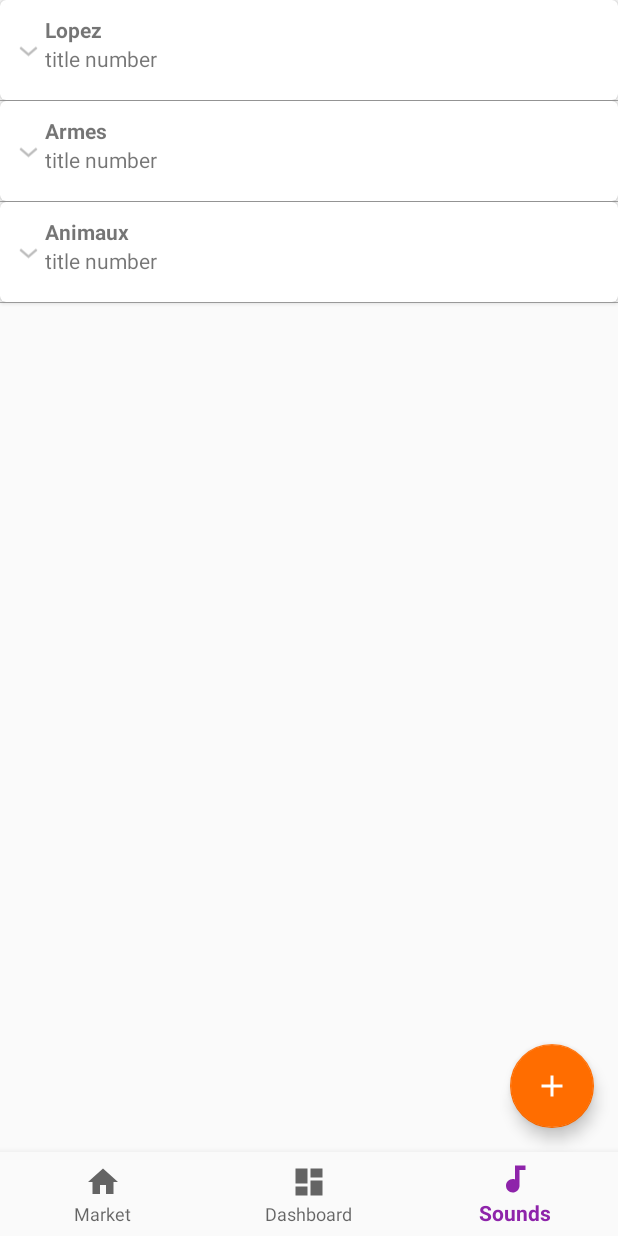
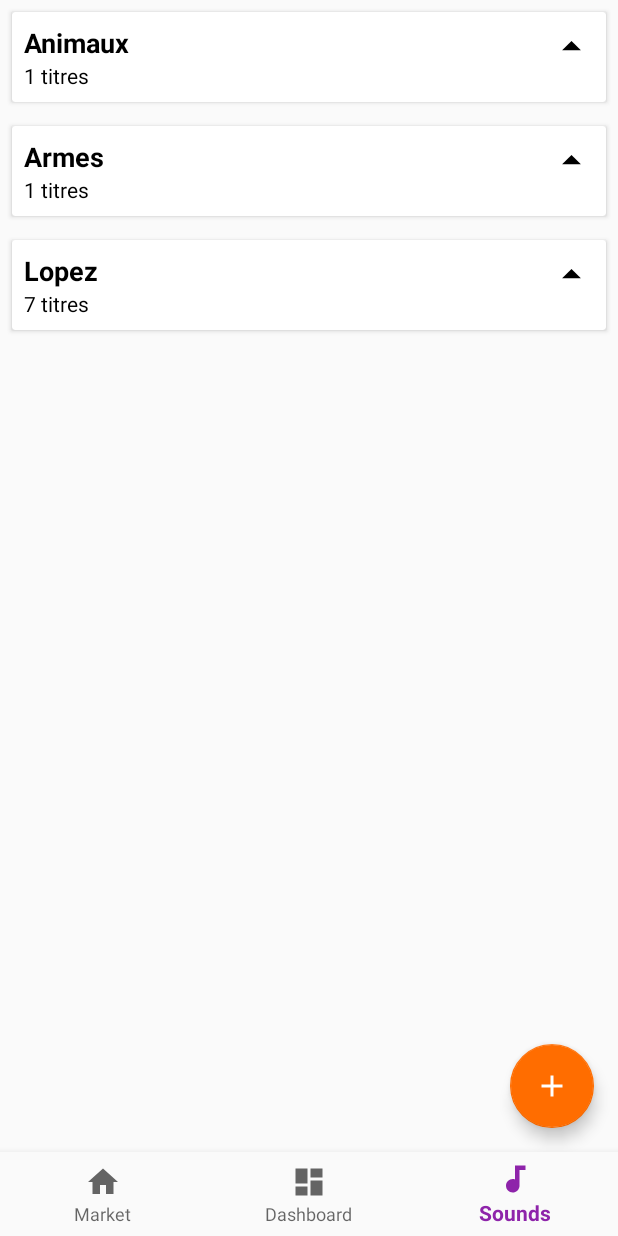
Before and after one commit to Namhto/android-sound-box-maker, an Android app: the screen it shows after launch (HomePageActivity), item 3 of the bottom bar chosen, on a phone screen of 412 x 824 dp. Run offline under Robolectric (Android 15) with nearby library versions, the phone set to English and light mode, and no system bars; our stand-ins replace ButterKnife.

Commit message:
Change sound listView to recycleview

```diff
--- a/app/src/main/java/com/maxtho/soundboxmaker/homepage/soundtab/SoundFragment.java
+++ b/app/src/main/java/com/maxtho/soundboxmaker/homepage/soundtab/SoundFragment.java
@@ -6,20 +6,18 @@ import android.net.Uri;
 import android.os.Bundle;
 import android.support.design.widget.FloatingActionButton;
 import android.support.v4.app.Fragment;
+import android.support.v7.widget.LinearLayoutManager;
+import android.support.v7.widget.RecyclerView;
 import android.view.LayoutInflater;
 import android.view.View;
 import android.view.ViewGroup;
-import android.widget.ExpandableListView;
 
 import com.maxtho.soundboxmaker.R;
-import com.maxtho.soundboxmaker.homepage.soundtab.adapter.SoundCategorieExpandableListAdapter;
+import com.maxtho.soundboxmaker.homepage.soundtab.adapter.CategorieRecycleViewAdapter;
 import com.maxtho.soundboxmaker.homepage.soundtab.data.SoundsDataPump;
 import com.maxtho.soundboxmaker.homepage.soundtab.fragment.AddSoundBottomSheetFragment;
-import com.maxtho.soundboxmaker.model.entity.Sound;
+import com.maxtho.soundboxmaker.model.entity.SoundCategorie;
 
-import java.io.IOException;
-import java.util.ArrayList;
-import java.util.HashMap;
 import java.util.List;
 
 import butterknife.BindView;
@@ -28,16 +26,24 @@ import butterknife.OnClick;
 
 public class SoundFragment extends Fragment {
 
-    @BindView(R.id.expandableListView_categorie_sounds)
-    ExpandableListView expandableListView;
+    //@BindView(R.id.expandableListView_categorie_sounds)
+    //ExpandableListView expandableListView;
+
+    @BindView(R.id.rv_categorie_sounds)
+    RecyclerView recyclerViewCategorie;
 
     @BindView(R.id.floatingButton_addSound)
     FloatingActionButton floatingActionButtonAddSound;
 
     private Context context;
+    List<SoundCategorie> listSoundCategorie;
 
+    /*
     List<String> expandableListTitle;
     HashMap<String, List<Sound>> expandableListDetail;
+    */
+    private CategorieRecycleViewAdapter categorieRecycleViewAdapter;
+
 
     private MediaPlayer mp;
 
@@ -72,17 +78,32 @@ public class SoundFragment extends Fragment {
 
         context = this.getContext();
 
+        recyclerViewCategorie.setLayoutManager(new LinearLayoutManager(getContext()));
+        categorieRecycleViewAdapter = new CategorieRecycleViewAdapter(this.getContext(), SoundsDataPump.getListData());
+        recyclerViewCategorie.setAdapter(categorieRecycleViewAdapter);
+
+
+        /*
         expandableListDetail = SoundsDataPump.getData();
         expandableListTitle = new ArrayList<String>(expandableListDetail.keySet());
+*/
+
+        /*
+        CategorieSoundAdapter categorieSoundAdapter = new CategorieSoundAdapter(context, 0, getListData());
+        lv_categorieSoundListView.setAdapter(categorieSoundAdapter);
+*/
+
+
+        /*
         SoundCategorieExpandableListAdapter expandableListAdapter = new SoundCategorieExpandableListAdapter(context, expandableListTitle, expandableListDetail);
         expandableListView.setAdapter(expandableListAdapter);
         expandableListView.setOnGroupExpandListener(new ExpandableListView.OnGroupExpandListener() {
 
             @Override
             public void onGroupExpand(int groupPosition) {
-                /*Toast.makeText(context,
+                Toast.makeText(context,
                         expandableListTitle.get(groupPosition) + " List Expanded.",
-                        Toast.LENGTH_SHORT).show();*/
+                        Toast.LENGTH_SHORT).show();
             }
         });
 
@@ -90,9 +111,9 @@ public class SoundFragment extends Fragment {
 
             @Override
             public void onGroupCollapse(int groupPosition) {
-                /*Toast.makeText(context,
+                Toast.makeText(context,
                         expandableListTitle.get(groupPosition) + " List Collapsed.",
-                        Toast.LENGTH_SHORT).show();*/
+                        Toast.LENGTH_SHORT).show();
 
             }
         });
@@ -119,6 +140,8 @@ public class SoundFragment extends Fragment {
                 return false;
             }
         });
+
+        */
 
 
         return v;
--- /dev/null
+++ b/app/src/main/java/com/maxtho/soundboxmaker/homepage/soundtab/adapter/CategorieRecycleViewAdapter.java
@@ -0,0 +1,71 @@
+package com.maxtho.soundboxmaker.homepage.soundtab.adapter;
+
+import android.content.Context;
+import android.media.MediaPlayer;
+import android.support.annotation.NonNull;
+import android.support.v7.widget.RecyclerView;
+import android.view.LayoutInflater;
+import android.view.View;
+import android.view.ViewGroup;
+import android.widget.TextView;
+
+import com.maxtho.soundboxmaker.R;
+import com.maxtho.soundboxmaker.homepage.soundtab.holder.CategorieViewHolder;
+import com.maxtho.soundboxmaker.model.entity.Sound;
+import com.maxtho.soundboxmaker.model.entity.SoundCategorie;
+
+import java.util.List;
+
+public class CategorieRecycleViewAdapter extends RecyclerView.Adapter<CategorieViewHolder> {
+
+    private Context context;
+
+    private List<SoundCategorie> categorieList;
+
+    private MediaPlayer mp;
+
+    public CategorieRecycleViewAdapter(Context c, List<SoundCategorie> categorieList) {
+        this.categorieList = categorieList;
+        this.context = c;
+    }
+
+    @NonNull
+    @Override
+    public CategorieViewHolder onCreateViewHolder(@NonNull ViewGroup parent, int viewType) {
+        View view = LayoutInflater.from(parent.getContext())
+                .inflate(R.layout.list_item_categorie, parent, false);
+        return new CategorieViewHolder(parent.getContext(), view);
+    }
+
+    @Override
+    public void onBindViewHolder(@NonNull CategorieViewHolder holder, int position) {
+
+        SoundCategorie categorie = categorieList.get(position);
+
+        holder.title.setText(categorie.getTitle());
+        holder.categorie_number.setText(categorie.getSoundList().size() + " titres");
+
+        for (final Sound s : categorie.getSoundList()) {
+
+            TextView tv = new TextView(context);
+            tv.setText(s.getName());
+            tv.setOnClickListener(new View.OnClickListener() {
+                @Override
+                public void onClick(View view) {
+                    if (mp != null) mp.stop();
+                    mp = MediaPlayer.create(view.getContext(), Integer.parseInt(s.getSoundReference()));
+                    mp.start();
+                }
+            });
+
+            holder.layout_sounds.addView(tv);
+        }
+
+    }
+
+    @Override
+    public int getItemCount() {
+        return categorieList.size();
+    }
+
+}
--- a/app/src/main/java/com/maxtho/soundboxmaker/homepage/soundtab/adapter/SoundCategorieExpandableListAdapter.java
+++ /dev/null
@@ -1,116 +0,0 @@
-package com.maxtho.soundboxmaker.homepage.soundtab.adapter;
-
-import android.content.Context;
-import android.graphics.Typeface;
-import android.view.LayoutInflater;
-import android.view.View;
-import android.view.ViewGroup;
-import android.widget.BaseExpandableListAdapter;
-import android.widget.TextView;
-
-import com.maxtho.soundboxmaker.R;
-import com.maxtho.soundboxmaker.model.entity.Sound;
-
-import java.util.HashMap;
-import java.util.List;
-
-public class SoundCategorieExpandableListAdapter extends BaseExpandableListAdapter {
-
-    private Context context;
-    private List<String> expandableListCategorie;
-    private HashMap<String, List<Sound>> expandableListSounds;
-
-    public SoundCategorieExpandableListAdapter(Context context, List<String> expandableListTitle,
-                                       HashMap<String, List<Sound>> expandableListDetail) {
-        this.context = context;
-        this.expandableListCategorie = expandableListTitle;
-        this.expandableListSounds = expandableListDetail;
-    }
-
-    @Override
-    public Object getChild(int listPosition, int expandedListPosition) {
-        return this.expandableListSounds.get(this.expandableListCategorie.get(listPosition))
-                .get(expandedListPosition);
-    }
-
-    @Override
-    public long getChildId(int listPosition, int expandedListPosition) {
-        return expandedListPosition;
-    }
-
-    @Override
-    public View getChildView(int listPosition, final int expandedListPosition,
-                             boolean isLastChild, View convertView, ViewGroup parent) {
-        final Sound expandedSound = (Sound) getChild(listPosition, expandedListPosition);
-        if (convertView == null) {
-            LayoutInflater layoutInflater = (LayoutInflater) this.context
-                    .getSystemService(Context.LAYOUT_INFLATER_SERVICE);
-            convertView = layoutInflater.inflate(R.layout.list_item_sound, null);
-        }
-        TextView expandedListTextView = (TextView) convertView
-                .findViewById(R.id.tv_sound_title);
-        expandedListTextView.setText(expandedSound.getName());
-
-        return convertView;
-    }
-
-    @Override
-    public int getChildrenCount(int listPosition) {
-        return this.expandableListSounds.get(this.expandableListCategorie.get(listPosition))
-                .size();
-    }
-
-    @Override
-    public Object getGroup(int listPosition) {
-        return this.expandableListCategorie.get(listPosition);
-    }
-
-    @Override
-    public int getGroupCount() {
-        return this.expandableListCategorie.size();
-    }
-
-    @Override
-    public long getGroupId(int listPosition) {
-        return listPosition;
-    }
-
-    @Override
-    public View getGroupView(int listPosition, boolean isExpanded,
-                             View convertView, ViewGroup parent) {
-
-        String listTitle = (String) getGroup(listPosition);
-        if (convertView == null) {
-            LayoutInflater layoutInflater = (LayoutInflater) this.context.
-                    getSystemService(Context.LAYOUT_INFLATER_SERVICE);
-            convertView = layoutInflater.inflate(R.layout.list_item_categorie, null);
-        }
-        TextView listTitleTextView = (TextView) convertView.findViewById(R.id.tv_sound_categorie);
-        listTitleTextView.setTypeface(null, Typeface.BOLD);
-        listTitleTextView.setText(listTitle);
-        TextView listNumberTextView = (TextView) convertView.findViewById(R.id.categorieTitleNumber);
-        //TODO listNumberTextView.setText();
-
-        /*
-        ImageView imageViewSoundCategorie = (ImageView) convertView.findViewById(R.id.imageView_soundCategorie);
-        if (isExpanded) {
-            imageViewSoundCategorie.setImageResource(R.drawable.ic_arrow_drop_up);
-        } else {
-            imageViewSoundCategorie.setImageResource(R.drawable.ic_arrow_drop_down);
-        }
-        */
-
-        return convertView;
-    }
-
-    @Override
-    public boolean hasStableIds() {
-        return false;
-    }
-
-    @Override
-    public boolean isChildSelectable(int listPosition, int expandedListPosition) {
-        return true;
-    }
-
-}
--- a/app/src/main/java/com/maxtho/soundboxmaker/homepage/soundtab/data/SoundsDataPump.java
+++ b/app/src/main/java/com/maxtho/soundboxmaker/homepage/soundtab/data/SoundsDataPump.java
@@ -2,7 +2,9 @@ package com.maxtho.soundboxmaker.homepage.soundtab.data;
 
 import com.maxtho.soundboxmaker.R;
 import com.maxtho.soundboxmaker.model.entity.Sound;
+import com.maxtho.soundboxmaker.model.entity.SoundCategorie;
 
+import java.util.ArrayList;
 import java.util.Arrays;
 import java.util.HashMap;
 import java.util.List;
@@ -47,4 +49,49 @@ public class SoundsDataPump {
         expandableListDetail.put("Lopez", Arrays.asList(s3, s4, s5, s6, s7, s8, s9));
         return expandableListDetail;
     }
+
+    public static List<SoundCategorie> getListData() {
+        List<SoundCategorie> listDetail = new ArrayList<>();
+
+        Sound s1 = new Sound().setName("Poule")
+                .setSoundReference("" + R.raw.poulepondeuse)
+                .setDefault(true);
+        Sound s2 = new Sound().setName("Gun")
+                .setSoundReference("" + R.raw.quarantecinq)
+                .setDefault(true);
+        Sound s3 = new Sound().setName("Cri")
+                .setSoundReference("" + R.raw.cri)
+                .setDefault(true);
+        Sound s4 = new Sound().setName("Hey Hofman")
+                .setSoundReference("" + R.raw.hehofman)
+                .setDefault(true);
+        Sound s5 = new Sound().setName("Je vais vous...")
+                .setSoundReference("" + R.raw.jvaisvousenculer)
+                .setDefault(true);
+        Sound s6 = new Sound().setName("La calotte")
+                .setSoundReference("" + R.raw.lacalote)
+                .setDefault(true);
+        Sound s7 = new Sound().setName("Lopez de vos morts")
+                .setSoundReference("" + R.raw.lopezdevosmorts)
+                .setDefault(true);
+        Sound s8 = new Sound().setName("Ta femme")
+                .setSoundReference("" + R.raw.tafemme)
+                .setDefault(true);
+        Sound s9 = new Sound().setName("Viens la toi")
+                .setSoundReference("" + R.raw.vienslatoi)
+                .setDefault(true);
+        Sound s10 = new Sound().setName("Viens on va en finir")
+                .setSoundReference("" + R.raw.viensonvaenfinir)
+                .setDefault(true);
+
+        SoundCategorie animaux = new SoundCategorie().setTitle("Animaux").setSoundList(Arrays.asList(s1));
+        SoundCategorie armes = new SoundCategorie().setTitle("Armes").setSoundList(Arrays.asList(s2));
+        SoundCategorie lopez = new SoundCategorie().setTitle("Lopez").setSoundList(Arrays.asList(s3, s4, s5, s6, s7, s8, s9));
+
+        listDetail.add(animaux);
+        listDetail.add(armes);
+        listDetail.add(lopez);
+
+        return listDetail;
+    }
 }
--- /dev/null
+++ b/app/src/main/java/com/maxtho/soundboxmaker/homepage/soundtab/holder/CategorieViewHolder.java
@@ -0,0 +1,51 @@
+package com.maxtho.soundboxmaker.homepage.soundtab.holder;
+
+import android.content.Context;
+import android.support.v7.widget.CardView;
+import android.support.v7.widget.RecyclerView;
+import android.util.Log;
+import android.view.View;
+import android.widget.ImageView;
+import android.widget.LinearLayout;
+import android.widget.TextView;
+
+import com.maxtho.soundboxmaker.R;
+
+public class CategorieViewHolder extends RecyclerView.ViewHolder {
+
+    public CardView cardView;
+    public ImageView image_dropdown;
+    public TextView title;
+    public TextView categorie_number;
+    public LinearLayout layout_sounds;
+    private Context context;
+
+    public CategorieViewHolder(Context context, View itemView) {
+        super(itemView);
+
+        this.context = context;
+
+        cardView = itemView.findViewById(R.id.categorieCardView);
+        image_dropdown = itemView.findViewById(R.id.imageView_soundCategorie);
+        image_dropdown.setBackgroundResource(R.drawable.ic_arrow_drop_up);
+        title = itemView.findViewById(R.id.tv_sound_categorie);
+        categorie_number = itemView.findViewById(R.id.tv_categorie_number);
+        layout_sounds = itemView.findViewById(R.id.ll_sounds);
+        layout_sounds.setVisibility(View.GONE);
+
+        cardView.setOnClickListener(new View.OnClickListener() {
+            @Override
+            public void onClick(View view) {
+                Log.d("hey", "card");
+                if (layout_sounds.getVisibility() == View.GONE) {
+                    layout_sounds.setVisibility(View.VISIBLE);
+                    image_dropdown.setBackgroundResource(R.drawable.ic_arrow_drop_down);
+                } else {
+                    layout_sounds.setVisibility(View.GONE);
+                    image_dropdown.setBackgroundResource(R.drawable.ic_arrow_drop_up);
+                }
+            }
+        });
+    }
+
+}
--- a/app/src/main/res/layout/fragment_sound.xml
+++ b/app/src/main/res/layout/fragment_sound.xml
@@ -5,14 +5,10 @@
     xmlns:app="http://schemas.android.com/apk/res-auto"
     tools:context="com.maxtho.soundboxmaker.homepage.soundtab.SoundFragment">
 
-
-    <ExpandableListView
-        android:id="@+id/expandableListView_categorie_sounds"
-        android:layout_height="match_parent"
+    <android.support.v7.widget.RecyclerView
+        android:id="@+id/rv_categorie_sounds"
         android:layout_width="match_parent"
-        android:indicatorLeft="?android:attr/expandableListPreferredItemIndicatorLeft"
-        android:divider="@android:color/darker_gray"
-        android:dividerHeight="0.5dp" />
+        android:layout_height="match_parent" />
 
     <android.support.design.widget.FloatingActionButton
         android:id="@+id/floatingButton_addSound"
--- a/app/src/main/res/layout/list_item_categorie.xml
+++ b/app/src/main/res/layout/list_item_categorie.xml
@@ -1,44 +1,63 @@
-<?xml version="1.0" encoding="utf-8"?>
-
-<android.support.v7.widget.CardView xmlns:android="http://schemas.android.com/apk/res/android"
+<LinearLayout xmlns:android="http://schemas.android.com/apk/res/android"
     xmlns:app="http://schemas.android.com/apk/res-auto"
     android:layout_width="match_parent"
+    android:layout_height="wrap_content">
+
+    <android.support.v7.widget.CardView
+        android:id="@+id/categorieCardView"
+        android:layout_width="match_parent"
         android:layout_height="wrap_content"
-    android:layout_margin="5dp"
-    app:cardCornerRadius="4dp">
+        android:layout_margin="@dimen/list_item_margin"
+        android:clickable="true"
+        android:focusable="true"
+        android:foreground="?android:attr/selectableItemBackground"
+        app:cardCornerRadius="@dimen/cardview_default_radius"
+        app:contentPadding="@dimen/list_item_padding">
 
         <android.support.constraint.ConstraintLayout
             android:layout_width="match_parent"
+            android:layout_height="wrap_content">
+
+            <TextView
+                android:id="@+id/tv_sound_categorie"
+                android:layout_width="0dp"
                 android:layout_height="wrap_content"
-        android:padding="10dp">
+                android:fontFamily="sans-serif"
+                android:text="Categorie name"
+                android:textColor="@android:color/black"
+                android:textSize="18sp"
+                android:textStyle="bold"
+                app:layout_constraintTop_toTopOf="parent" />
+
+            <TextView
+                android:id="@+id/tv_categorie_number"
+                android:layout_width="0dp"
+                android:layout_height="wrap_content"
+                android:text="X sounds"
+                android:textColor="@android:color/black"
+                app:layout_constraintTop_toBottomOf="@+id/tv_sound_categorie" />
 
             <ImageView
                 android:id="@+id/imageView_soundCategorie"
-            android:layout_width="wrap_content"
-            android:layout_height="wrap_content"
-            app:layout_constraintStart_toStartOf="parent"
+                android:layout_width="30dp"
+                android:layout_height="30dp"
+                android:clickable="true"
+                android:focusable="true"
+                app:layout_constraintRight_toRightOf="parent"
                 app:layout_constraintTop_toTopOf="parent" />
 
-        <TextView
-            android:id="@+id/tv_sound_categorie"
-            android:layout_width="wrap_content"
+            <LinearLayout
+                android:id="@+id/ll_sounds"
+                android:layout_width="match_parent"
                 android:layout_height="wrap_content"
-            android:layout_marginLeft="20dp"
-            android:text="Categorie"
-            app:layout_constraintStart_toEndOf="@+id/imageView_soundCategorie"
-            app:layout_constraintTop_toTopOf="parent" />
-
-        <TextView
-            android:id="@+id/categorieTitleNumber"
-            android:layout_width="wrap_content"
-            android:layout_height="wrap_content"
-            android:layout_marginBottom="8dp"
-            android:text="title number"
+                android:layout_marginTop="5dp"
+                android:orientation="vertical"
+                android:visibility="visible"
                 app:layout_constraintBottom_toBottomOf="parent"
-            app:layout_constraintStart_toStartOf="@+id/tv_sound_categorie"
-            app:layout_constraintTop_toBottomOf="@+id/tv_sound_categorie" />
+                app:layout_constraintTop_toBottomOf="@+id/tv_categorie_number"></LinearLayout>
 
         </android.support.constraint.ConstraintLayout>
 
+    </android.support.v7.widget.CardView>
 
-</android.support.v7.widget.CardView>
+</LinearLayout>
--- a/app/src/main/res/layout/list_item_sound.xml
+++ /dev/null
@@ -1,23 +0,0 @@
-<?xml version="1.0" encoding="utf-8"?>
-
-<android.support.v7.widget.CardView
-    xmlns:android="http://schemas.android.com/apk/res/android"
-    xmlns:app="http://schemas.android.com/apk/res-auto"
-    android:layout_width="match_parent"
-    android:layout_height="wrap_content"
-    android:layout_margin="10dp"
-    app:cardCornerRadius="4dp">
-
-    <LinearLayout
-        android:layout_width="match_parent"
-        android:layout_height="wrap_content"
-        android:orientation="vertical">
-
-        <TextView
-            android:id="@+id/tv_sound_title"
-            android:layout_width="match_parent"
-            android:layout_height="wrap_content"
-            android:padding="16dp"/>
-
-    </LinearLayout>
-</android.support.v7.widget.CardView>
```
Lines whose indentation alone changed are shown as unchanged.
